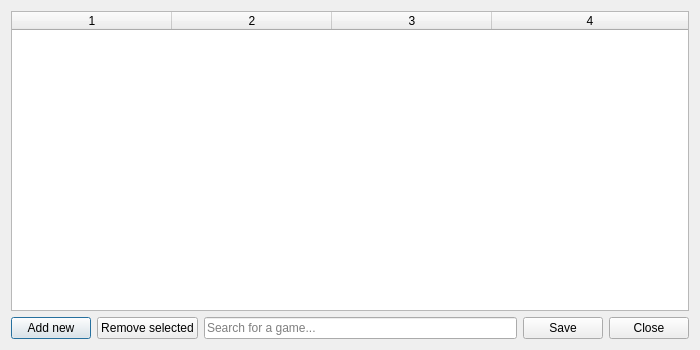
This is pupgui2/resources/ui/pupgui2_shortcutdialog.ui in DavidoTek/ProtonUp-Qt as Qt 5 draws it before an edit. The edited form follows.
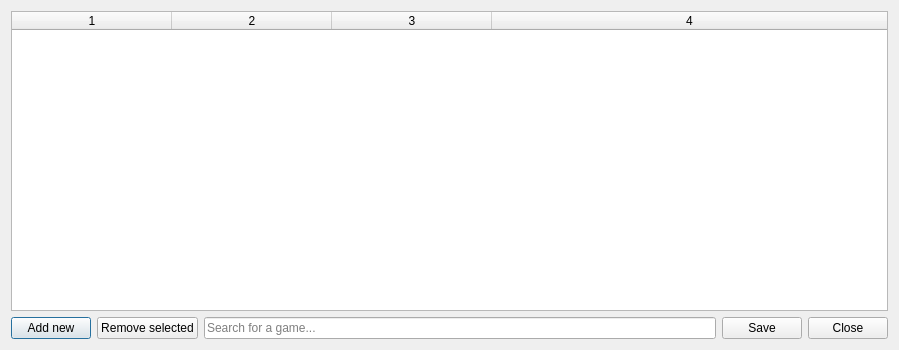
This is the edited form.

Commit message:
Shortcut Editor: Various UIX Tweaks (#334)
* Shortcut Editor: Move txt_name cursor position to start

* Shortcut Editor: Use custom ShortcutDialogLineEdit for flexible event overrides

* Shortcut Editor: Focus shifting adjustments

* Shortcut Editor: Fix focus with mouse and tab events

* Shortcut Editor: Set tooltip for QLineEdits

* Shortcut Editor: Update tooltip on text changed

* Shortcut Editor: Add placeholder text

* Shortcut Editor: Tooltip text fall back to placeholder text for empty LineEdit text

* Shortcut Editor: Increase dialog and App Name column width

Diff of the .ui file:
```diff
--- a/pupgui2/resources/ui/pupgui2_shortcutdialog.ui
+++ b/pupgui2/resources/ui/pupgui2_shortcutdialog.ui
@@ -6,7 +6,7 @@
    <rect>
     <x>0</x>
     <y>0</y>
-    <width>700</width>
+    <width>899</width>
     <height>350</height>
    </rect>
   </property>
```
Left out of the diff: 5 changed lines with no effect on the pictures. The commit also changes 1 other file.
